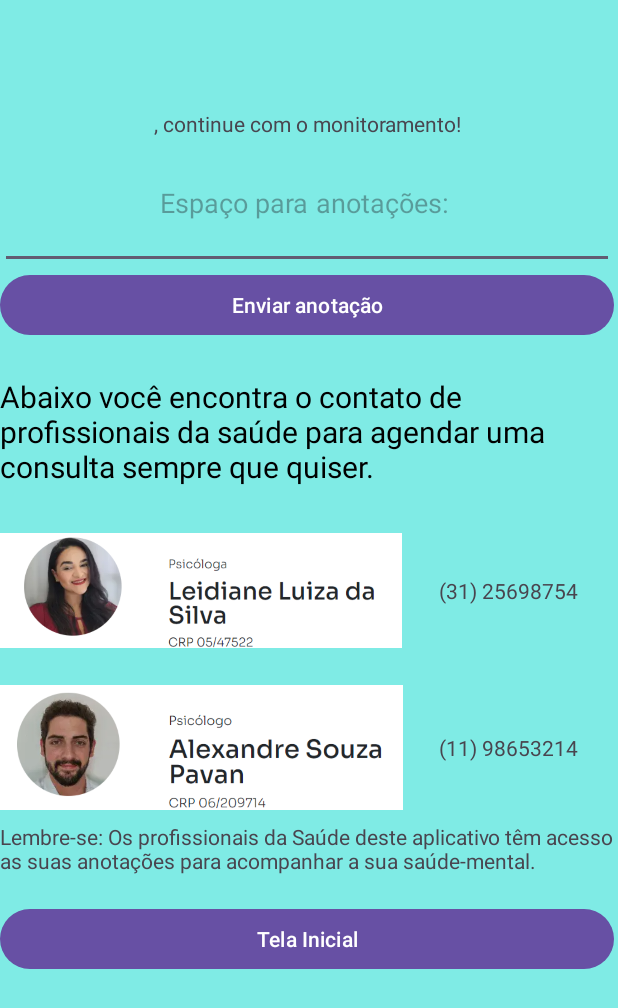
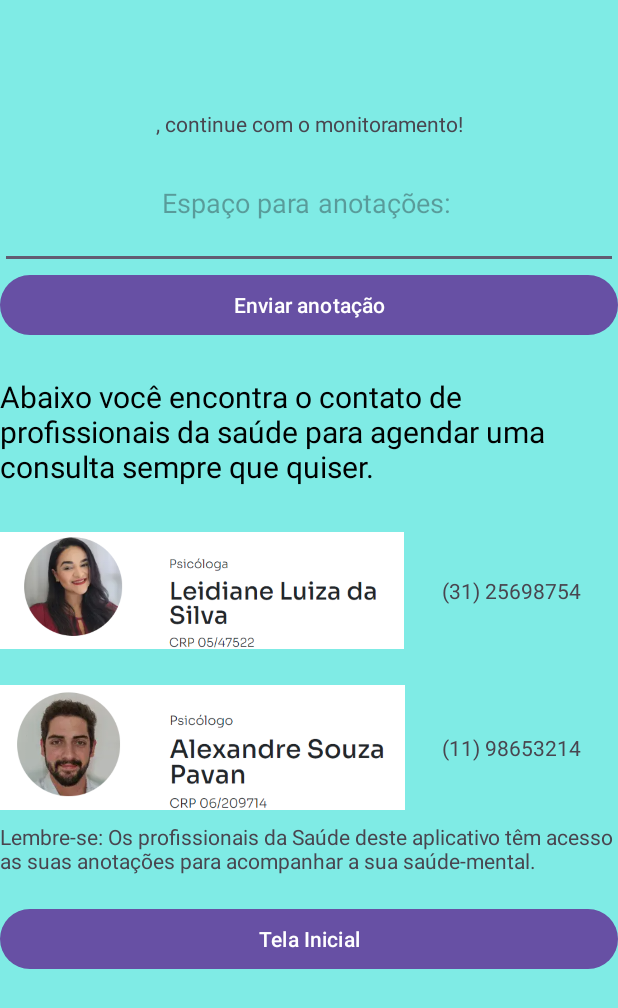
Before and after one commit to DLongati/projetoSaude-android, an Android app: the Anotacoes screen opened directly, with no data from a screen before it, on a phone screen of 412 x 824 dp. Shown: the top 1008 px of the screen. Run offline under Robolectric (Android 15) with nearby library versions, the phone set to English and light mode, and no system bars.

Commit message:
Alterações no layout

```diff
--- a/app/src/main/java/com/example/projetosaude/Feliz.java
+++ b/app/src/main/java/com/example/projetosaude/Feliz.java
@@ -58,7 +58,7 @@ public class Feliz extends AppCompatActivity {
         });
     }
 
-    // Método para recuperar o nome do usuário
+    // Método para recuperar o nome do usuárioG
     private String getNomeUsuario() {
         SharedPreferences sharedPreferences = getSharedPreferences("MeuApp", MODE_PRIVATE);
         return sharedPreferences.getString("nomeUsuario", "Usuário");
--- a/app/src/main/res/layout/activity_anotacoes.xml
+++ b/app/src/main/res/layout/activity_anotacoes.xml
@@ -9,12 +9,12 @@
     tools:context=".Anotacoes">
 
     <LinearLayout
-        android:layout_width="409dp"
-        android:layout_height="729dp"
+        android:layout_width="wrap_content"
+        android:layout_height="wrap_content"
         android:orientation="vertical"
+        tools:ignore="MissingConstraints"
         tools:layout_editor_absoluteX="1dp"
-        tools:layout_editor_absoluteY="1dp"
-        tools:ignore="MissingConstraints">
+        tools:layout_editor_absoluteY="1dp">
 
         <TextView
             android:id="@+id/txtIntro"
--- a/app/src/main/res/layout/activity_main.xml
+++ b/app/src/main/res/layout/activity_main.xml
@@ -9,9 +9,10 @@
     tools:context=".MainActivity">
 
     <LinearLayout
-        android:layout_width="409dp"
-        android:layout_height="729dp"
+        android:layout_width="wrap_content"
+        android:layout_height="wrap_content"
         android:orientation="vertical"
+        tools:ignore="MissingConstraints"
         tools:layout_editor_absoluteX="1dp"
         tools:layout_editor_absoluteY="1dp">
 
--- a/app/src/main/res/layout/activity_triste.xml
+++ b/app/src/main/res/layout/activity_triste.xml
@@ -18,7 +18,7 @@
         <TextView
             android:id="@+id/txtIntro"
             android:layout_width="match_parent"
-            android:layout_height="114dp"
+            android:layout_height="wrap_content"
             android:gravity="bottom"
             android:textSize="16sp" />
 
```
